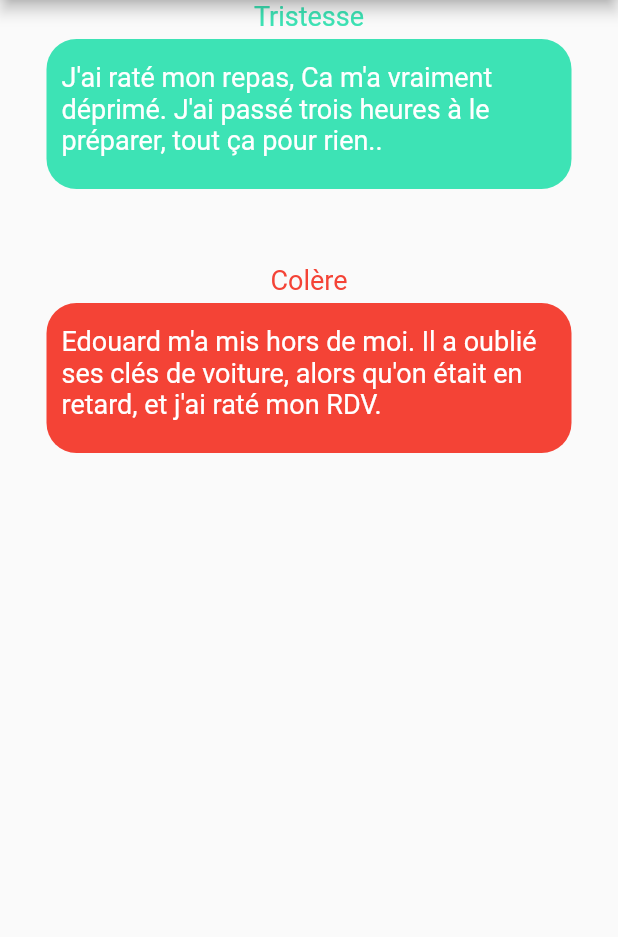
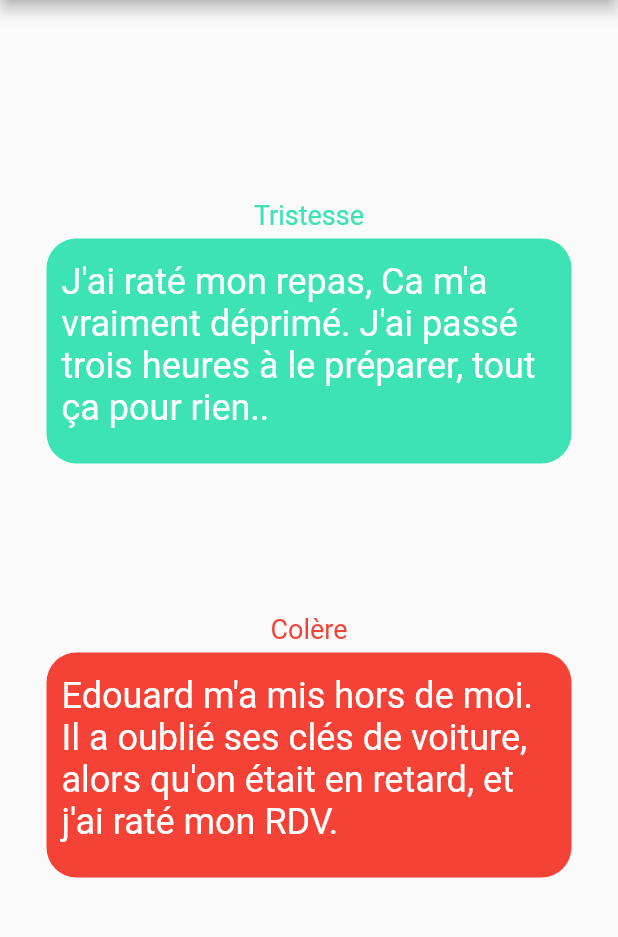
Before and after one commit to LepoultelS/vide_ton_sac, a Flutter app: the screen it shows after launch, on a phone screen of 412 x 824 dp, the part 84-1021 px from its top. Run offline on Flutter 3.47's test engine with Material 2 defaults, Android fonts, the phone set to English and light mode, and no system bars.

Commit message:
Étape 2

```diff
--- a/lib/main.dart
+++ b/lib/main.dart
@@ -18,6 +18,7 @@ class MyApp extends StatelessWidget {
         ),
         body: Center(
           child: Column(
+            mainAxisAlignment: MainAxisAlignment.center,
             children: <Widget>[
               Text(
                 'Tristesse',
@@ -33,10 +34,10 @@ class MyApp extends StatelessWidget {
                     "passé trois heures à le préparer, tout ça pour rien..",
                     style: TextStyle(
                       color: white,
-                      fontSize: 18,
+                      fontSize: 24,
                     ),
                   ),
-                  margin: const EdgeInsets.only(top: 5.0, bottom: 50.0),
+                  margin: const EdgeInsets.only(top: 5.0, bottom: 100.0),
                   padding: const EdgeInsets.only(
                     left: 10.0,
                     right: 10.0,
@@ -44,7 +45,7 @@ class MyApp extends StatelessWidget {
                     bottom: 15.0,
                   ),
                   width: 350,
-                  height: 100,
+                  height: 150,
                   decoration: BoxDecoration(
                       color: minth,
                       borderRadius: BorderRadius.only(
@@ -70,7 +71,7 @@ class MyApp extends StatelessWidget {
                     "mon RDV.",
                     style: TextStyle(
                       color: white,
-                      fontSize: 18,
+                      fontSize: 24,
                     ),
                   ),
                   margin: const EdgeInsets.only(top: 5.0, bottom: 50.0),
@@ -81,7 +82,7 @@ class MyApp extends StatelessWidget {
                     bottom: 15.0,
                   ),
                   width: 350,
-                  height: 100,
+                  height: 150,
                   decoration: BoxDecoration(
                       color: Colors.red,
                       borderRadius: BorderRadius.only(
```
